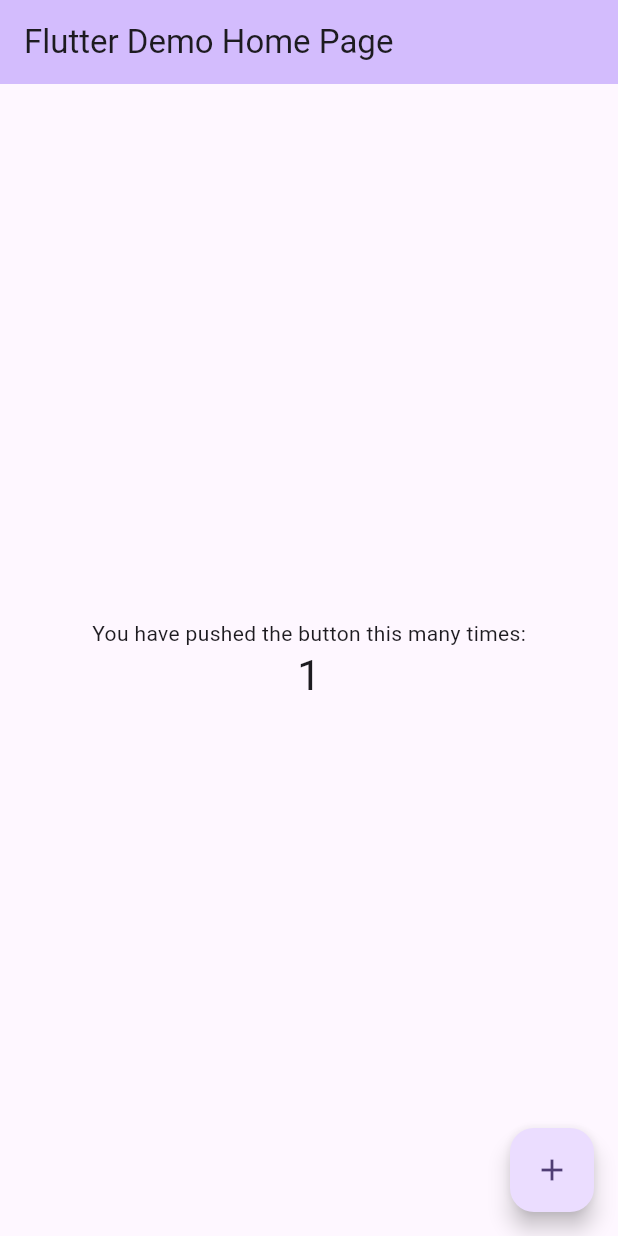
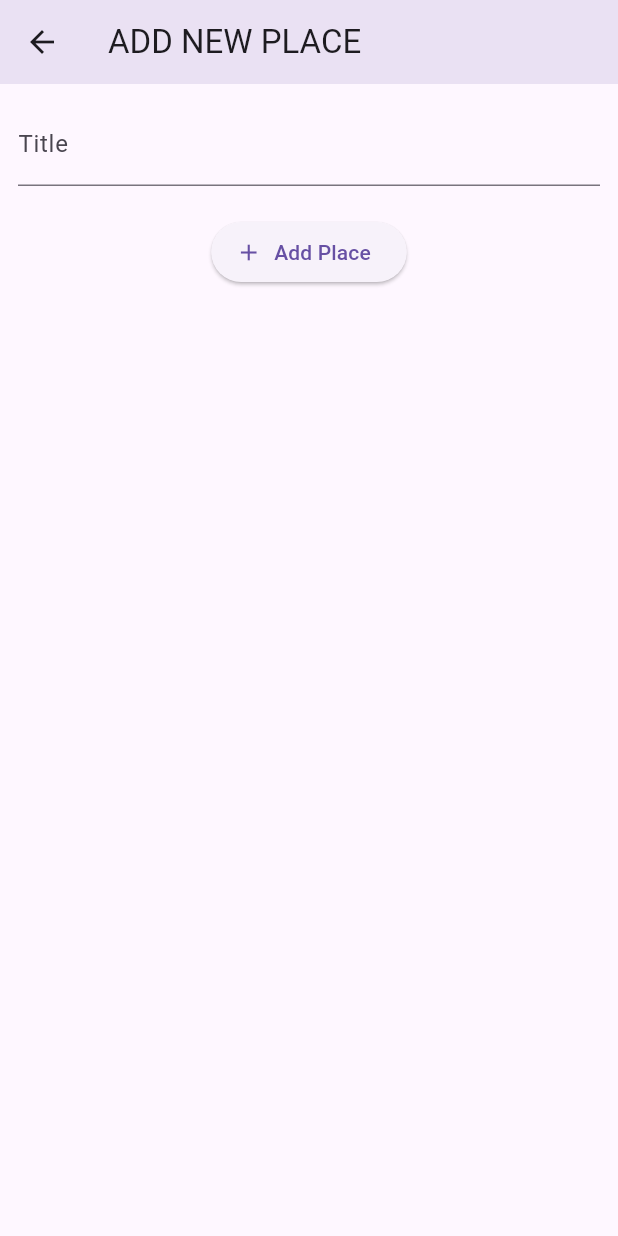
Before and after one commit to pranav-deshpande6224/apps, a Flutter app: the screen it shows after launch, after a tap on the "add" icon, on a phone screen of 412 x 824 dp. Run offline on Flutter 3.47's test engine with Material 3 defaults, Android fonts, the phone set to English and light mode, and no system bars; our stand-ins replace flutter_riverpod, google_fonts, transparent_image; network calls fail.

Commit message:
challenge almost done

```diff
--- /dev/null
+++ b/section13/lib/Models/place.dart
@@ -0,0 +1,4 @@
+class Place {
+  final String placeTitle;
+  const Place({required this.placeTitle});
+}
--- /dev/null
+++ b/section13/lib/Providers/place_provider.dart
@@ -0,0 +1,15 @@
+import 'package:flutter_riverpod/flutter_riverpod.dart';
+import 'package:section13/Models/place.dart';
+
+class NewPlaceProvider extends StateNotifier<List<Place>> {
+  NewPlaceProvider() : super([]);
+
+  void addNewItem(Place place) {
+    state = [...state, place];
+  }
+}
+
+final placesProvider =
+    StateNotifierProvider<NewPlaceProvider, List<Place>>((ref) {
+  return NewPlaceProvider();
+});
--- /dev/null
+++ b/section13/lib/Screens/add_new_place.dart
@@ -0,0 +1,76 @@
+import 'package:flutter/material.dart';
+import 'package:flutter_riverpod/flutter_riverpod.dart';
+import 'package:section13/Providers/place_provider.dart';
+import 'package:section13/Models/place.dart';
+
+class AddNewPlace extends ConsumerStatefulWidget {
+  const AddNewPlace({super.key});
+
+  @override
+  ConsumerState<AddNewPlace> createState() => _AddNewPlaceState();
+}
+
+class _AddNewPlaceState extends ConsumerState<AddNewPlace> {
+  final _formKey = GlobalKey<FormState>();
+  final TextEditingController _newPlaceController = TextEditingController();
+  var _newPlace = '';
+
+  @override
+  void dispose() {
+    _newPlaceController.dispose();
+    super.dispose();
+  }
+
+  void validateAndSubmitForm() {
+    if (!_formKey.currentState!.validate()) return;
+    _formKey.currentState!.save();
+    ref.read(placesProvider.notifier).addNewItem(Place(placeTitle: _newPlace));
+    Navigator.of(context).pop();
+  }
+
+  @override
+  Widget build(BuildContext context) {
+    return Scaffold(
+      appBar: AppBar(
+        elevation: 10,
+        title: const Text('ADD NEW PLACE'),
+      ),
+      body: Padding(
+        padding: const EdgeInsets.all(12.0),
+        child: Form(
+          key: _formKey,
+          child: Column(
+            children: [
+              TextFormField(
+                controller: _newPlaceController,
+                decoration: const InputDecoration(
+                  labelText: 'Title',
+                ),
+                validator: (value) {
+                  if (value == null || value.trim().isEmpty) {
+                    return 'Title should not be Empty';
+                  }
+                  if (value.length < 3) {
+                    return 'Title can\'t be less than 3 characters';
+                  }
+                  return null;
+                },
+                onSaved: (value) {
+                  _newPlace = value!;
+                },
+              ),
+              const SizedBox(
+                height: 20,
+              ),
+              ElevatedButton.icon(
+                onPressed: validateAndSubmitForm,
+                label: const Text('Add Place'),
+                icon: const Icon(Icons.add),
+              ),
+            ],
+          ),
+        ),
+      ),
+    );
+  }
+}
--- /dev/null
+++ b/section13/lib/Screens/places_screen.dart
@@ -0,0 +1,54 @@
+import 'package:flutter/material.dart';
+import 'package:flutter_riverpod/flutter_riverpod.dart';
+import 'package:section13/Providers/place_provider.dart';
+import 'package:section13/Screens/add_new_place.dart';
+import 'package:section13/Screens/place_detail_screen.dart';
+import 'package:section13/Widgets/place_item.dart';
+
+class Places extends ConsumerWidget {
+  const Places({super.key});
+
+  void _moveToDetailScreen(BuildContext context) {
+    Navigator.of(context).push(MaterialPageRoute(
+      builder: (ctx) => const PlaceDetailScreen(),
+    ));
+  }
+
+  @override
+  Widget build(BuildContext context, WidgetRef ref) {
+    final placesList = ref.watch(placesProvider);
+    return Scaffold(
+      appBar: AppBar(
+        title: const Text('Your Places'),
+        actions: [
+          IconButton(
+            iconSize: 30,
+            onPressed: () {
+              Navigator.of(context).push(MaterialPageRoute(builder: (ctx) {
+                return const AddNewPlace();
+              }));
+            },
+            icon: const Icon(Icons.add),
+          )
+        ],
+        elevation: 10,
+      ),
+      body: placesList.isEmpty
+          ? const Center(
+              child: Text('No Places Added yet'),
+            )
+          : Padding(
+              padding: const EdgeInsets.all(10.0),
+              child: ListView.builder(
+                itemCount: placesList.length,
+                itemBuilder: (ctx, index) {
+                  return PlaceItem(
+                    place: placesList[index],
+                    mealDetailFunction: _moveToDetailScreen,
+                  );
+                },
+              ),
+            ),
+    );
+  }
+}
--- a/section13/lib/main.dart
+++ b/section13/lib/main.dart
@@ -1,125 +1,20 @@
 import 'package:flutter/material.dart';
+import 'package:section13/Screens/places_screen.dart';
+import 'package:flutter_riverpod/flutter_riverpod.dart';
 
 void main() {
-  runApp(const MyApp());
+  runApp( const ProviderScope(child: App(),));
 }
 
-class MyApp extends StatelessWidget {
-  const MyApp({super.key});
+class App extends StatelessWidget {
+  const App({super.key});
 
-  // This widget is the root of your application.
   @override
   Widget build(BuildContext context) {
-    return MaterialApp(
-      title: 'Flutter Demo',
-      theme: ThemeData(
-        // This is the theme of your application.
-        //
-        // TRY THIS: Try running your application with "flutter run". You'll see
-        // the application has a purple toolbar. Then, without quitting the app,
-        // try changing the seedColor in the colorScheme below to Colors.green
-        // and then invoke "hot reload" (save your changes or press the "hot
-        // reload" button in a Flutter-supported IDE, or press "r" if you used
-        // the command line to start the app).
-        //
-        // Notice that the counter didn't reset back to zero; the application
-        // state is not lost during the reload. To reset the state, use hot
-        // restart instead.
-        //
-        // This works for code too, not just values: Most code changes can be
-        // tested with just a hot reload.
-        colorScheme: ColorScheme.fromSeed(seedColor: Colors.deepPurple),
-        useMaterial3: true,
-      ),
-      home: const MyHomePage(title: 'Flutter Demo Home Page'),
+    return const MaterialApp(
+      debugShowCheckedModeBanner: false,
+      title: 'favourite Places',
+      home: Places(),
     );
   }
 }
-
-class MyHomePage extends StatefulWidget {
-  const MyHomePage({super.key, required this.title});
-
-  // This widget is the home page of your application. It is stateful, meaning
-  // that it has a State object (defined below) that contains fields that affect
-  // how it looks.
-
-  // This class is the configuration for the state. It holds the values (in this
-  // case the title) provided by the parent (in this case the App widget) and
-  // used by the build method of the State. Fields in a Widget subclass are
-  // always marked "final".
-
-  final String title;
-
-  @override
-  State<MyHomePage> createState() => _MyHomePageState();
-}
-
-class _MyHomePageState extends State<MyHomePage> {
-  int _counter = 0;
-
-  void _incrementCounter() {
-    setState(() {
-      // This call to setState tells the Flutter framework that something has
-      // changed in this State, which causes it to rerun the build method below
-      // so that the display can reflect the updated values. If we changed
-      // _counter without calling setState(), then the build method would not be
-      // called again, and so nothing would appear to happen.
-      _counter++;
-    });
-  }
-
-  @override
-  Widget build(BuildContext context) {
-    // This method is rerun every time setState is called, for instance as done
-    // by the _incrementCounter method above.
-    //
-    // The Flutter framework has been optimized to make rerunning build methods
-    // fast, so that you can just rebuild anything that needs updating rather
-    // than having to individually change instances of widgets.
-    return Scaffold(
-      appBar: AppBar(
-        // TRY THIS: Try changing the color here to a specific color (to
-        // Colors.amber, perhaps?) and trigger a hot reload to see the AppBar
-        // change color while the other colors stay the same.
-        backgroundColor: Theme.of(context).colorScheme.inversePrimary,
-        // Here we take the value from the MyHomePage object that was created by
-        // the App.build method, and use it to set our appbar title.
-        title: Text(widget.title),
-      ),
-      body: Center(
-        // Center is a layout widget. It takes a single child and positions it
-        // in the middle of the parent.
-        child: Column(
-          // Column is also a layout widget. It takes a list of children and
-          // arranges them vertically. By default, it sizes itself to fit its
-          // children horizontally, and tries to be as tall as its parent.
-          //
-          // Column has various properties to control how it sizes itself and
-          // how it positions its children. Here we use mainAxisAlignment to
-          // center the children vertically; the main axis here is the vertical
-          // axis because Columns are vertical (the cross axis would be
-          // horizontal).
-          //
-          // TRY THIS: Invoke "debug painting" (choose the "Toggle Debug Paint"
-          // action in the IDE, or press "p" in the console), to see the
-          // wireframe for each widget.
-          mainAxisAlignment: MainAxisAlignment.center,
-          children: <Widget>[
-            const Text(
-              'You have pushed the button this many times:',
-            ),
-            Text(
-              '$_counter',
-              style: Theme.of(context).textTheme.headlineMedium,
-            ),
-          ],
-        ),
-      ),
-      floatingActionButton: FloatingActionButton(
-        onPressed: _incrementCounter,
-        tooltip: 'Increment',
-        child: const Icon(Icons.add),
-      ), // This trailing comma makes auto-formatting nicer for build methods.
-    );
-  }
-}
--- a/section13/pubspec.yaml
+++ b/section13/pubspec.yaml
@@ -35,6 +35,7 @@ dependencies:
   # The following adds the Cupertino Icons font to your application.
   # Use with the CupertinoIcons class for iOS style icons.
   cupertino_icons: ^1.0.6
+  flutter_riverpod: ^2.5.1
 
 dev_dependencies:
   flutter_test:
```
Also changed, not shown: section13/lib/Screens/place_detail_screen.dart (added, +17 -0 lines), section13/lib/Widgets/place_item.dart (added, +31 -0 lines), section13/pubspec.lock, 1 other file.
